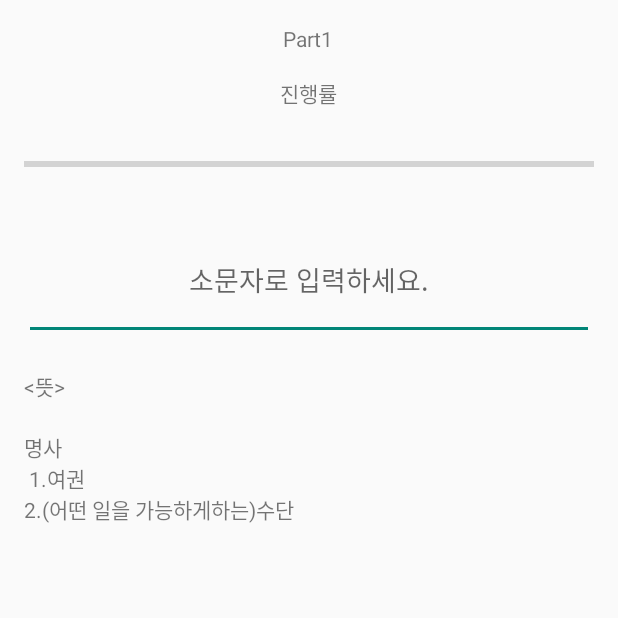
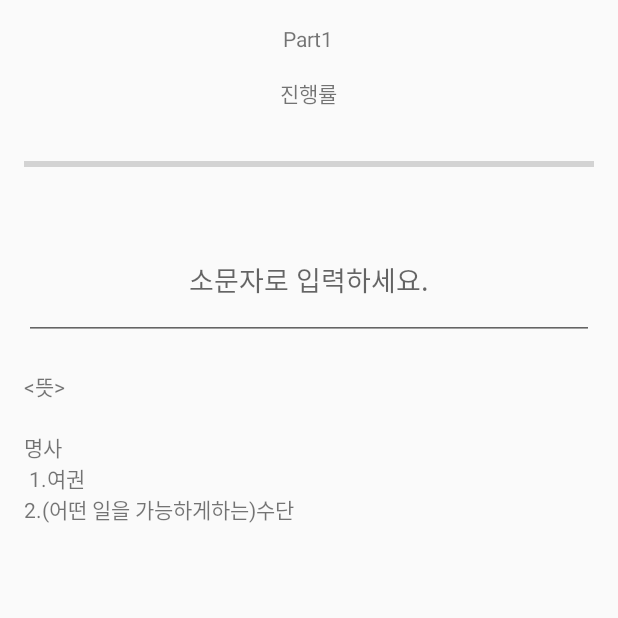
Before and after one commit to jjongwon7/VocaProject, an Android app: the TestActivity screen opened directly, with no data from a screen before it, on a phone screen of 412 x 824 dp, the top half of it. Run offline under Robolectric (Android 15) with nearby library versions, the phone set to English and light mode, and no system bars; our stand-ins replace Firebase (no records; nobody signed in at launch, a user with empty details on screens opened directly).

Commit message:
테스트 확인점 ㅎㅎ

```diff
--- a/app/src/main/res/layout/activity_test.xml
+++ b/app/src/main/res/layout/activity_test.xml
@@ -2,62 +2,67 @@
 <LinearLayout xmlns:android="http://schemas.android.com/apk/res/android"
     android:layout_width="match_parent"
     android:layout_height="match_parent"
+    android:orientation="vertical"
     android:padding="16dp"
-    android:orientation="vertical"
-    android:visibility="visible">
+    android:visibility="visible"
+    android:focusable="true"
+    android:focusableInTouchMode="true">
+<!--  화면이 리프레시 될 때, editText로 자동으로 포커스가 가는 현상 방지-->
 
     <TextView
         android:layout_width="wrap_content"
         android:layout_height="wrap_content"
-        android:text="Part1"
-        android:layout_gravity="center_horizontal"/>
+        android:layout_gravity="center_horizontal"
+        android:text="Part1" />
 
     <TextView
         android:id="@+id/textview_prog"
         android:layout_width="wrap_content"
         android:layout_height="wrap_content"
+        android:layout_gravity="center_horizontal"
         android:layout_marginTop="16dp"
         android:text="진행률"
-        android:visibility="visible"
-        android:layout_gravity="center_horizontal"/>
+        android:visibility="visible" />
 
     <ProgressBar
         android:id="@+id/progressBar"
         style="?android:attr/progressBarStyleHorizontal"
         android:layout_width="match_parent"
         android:layout_height="74dp"
-        android:max="50" />
+        android:max="30"
+        android:progress="0"/>
 
     <EditText
         android:id="@+id/editText"
         android:layout_width="match_parent"
         android:layout_height="80dp"
         android:ems="10"
-        android:inputType="text"
-        android:imeOptions="actionSearch|flagNoFullscreen"
+        android:gravity="center"
         android:hint="소문자로 입력하세요."
-        android:gravity="center"
-       />
+        android:imeOptions="flagNoFullscreen"
+        android:inputType="textNoSuggestions"
+        android:visibility="visible" />
 
     <TextView
-
+        android:id="@+id/Mean"
         android:layout_width="match_parent"
         android:layout_height="wrap_content"
         android:layout_marginTop="20dp"
         android:text="&lt;뜻&gt;" />
 
     <FrameLayout
+        android:id="@+id/meanFrame"
         android:layout_width="match_parent"
         android:layout_height="wrap_content"
-        >
+        android:visibility="visible">
 
         <TextView
             android:id="@+id/textView1"
             android:layout_width="match_parent"
             android:layout_height="wrap_content"
             android:layout_marginTop="20dp"
-                android:visibility="visible"
-                android:text="명사 \n 1.여권\n2.(어떤 일을 가능하게하는)수단" />
+            android:text="명사 \n 1.여권\n2.(어떤 일을 가능하게하는)수단"
+            android:visibility="visible" />
 
 
         <TextView
@@ -65,16 +70,16 @@
             android:layout_width="match_parent"
             android:layout_height="wrap_content"
             android:layout_marginTop="20dp"
-                android:visibility="invisible"
-                android:text="명사 \n 1.공항" />
+            android:text="명사 \n 1.공항"
+            android:visibility="invisible" />
 
         <TextView
             android:id="@+id/textView3"
             android:layout_width="match_parent"
             android:layout_height="wrap_content"
             android:layout_marginTop="20dp"
-                android:visibility="invisible"
-                android:text="명사 \n 1.여객기의 탑승권" />
+            android:text="명사 \n 1.여객기의 탑승권"
+            android:visibility="invisible" />
     </FrameLayout>
     <!--    점수출력-->
     <LinearLayout
@@ -108,11 +113,69 @@
                     android:text="오답" />
 
                 <TextView
+                    android:id="@+id/testresult1"
+                    android:layout_width="match_parent"
+                    android:layout_height="wrap_content"
+                    android:layout_marginTop="20dp"
+                    android:text="passport\n\n명사 \n 1.여권\n 2.(어떤 일을 가능하게하는)수단\n"
+                    android:visibility="gone" />
+
+
+                <TextView
+                    android:id="@+id/testresult2"
+                    android:layout_width="match_parent"
+                    android:layout_height="wrap_content"
+                    android:layout_marginTop="20dp"
+                    android:text="airport\n\n명사 \n 1.공항\n"
+                    android:visibility="gone" />
+
+                <TextView
+                    android:id="@+id/testresult3"
+                    android:layout_width="match_parent"
+                    android:layout_height="wrap_content"
+                    android:layout_marginTop="20dp"
+                    android:text="boarding pass\n\n명사 \n 1.여객기의 탑승권"
+                    android:visibility="gone" />
+
+                <TextView
 
                     android:layout_width="match_parent"
                     android:layout_height="wrap_content"
                     android:layout_marginTop="20dp"
-                        android:text="틀린 단어들 의미 .. " />
+                    android:text="\n\n scroll view test(결과물에선 출력 안함) \n\n"
+                    android:visibility="visible" />
+
+                <TextView
+
+                    android:layout_width="match_parent"
+                    android:layout_height="wrap_content"
+                    android:layout_marginTop="20dp"
+                    android:text="\n\n scroll view test \n\n"
+                    android:visibility="visible" />
+
+                <TextView
+
+                    android:layout_width="match_parent"
+                    android:layout_height="wrap_content"
+                    android:layout_marginTop="20dp"
+                    android:text="\n\n scroll view test \n\n"
+                    android:visibility="visible" />
+
+                <TextView
+
+                    android:layout_width="match_parent"
+                    android:layout_height="wrap_content"
+                    android:layout_marginTop="20dp"
+                    android:text="\n\n scroll view test \n\n"
+                    android:visibility="visible" />
+
+                <TextView
+
+                    android:layout_width="match_parent"
+                    android:layout_height="wrap_content"
+                    android:layout_marginTop="20dp"
+                    android:text="\n\n scroll view test \n\n"
+                    android:visibility="visible" />
 
             </LinearLayout>
         </ScrollView>
```
Lines whose indentation alone changed are shown as unchanged.
